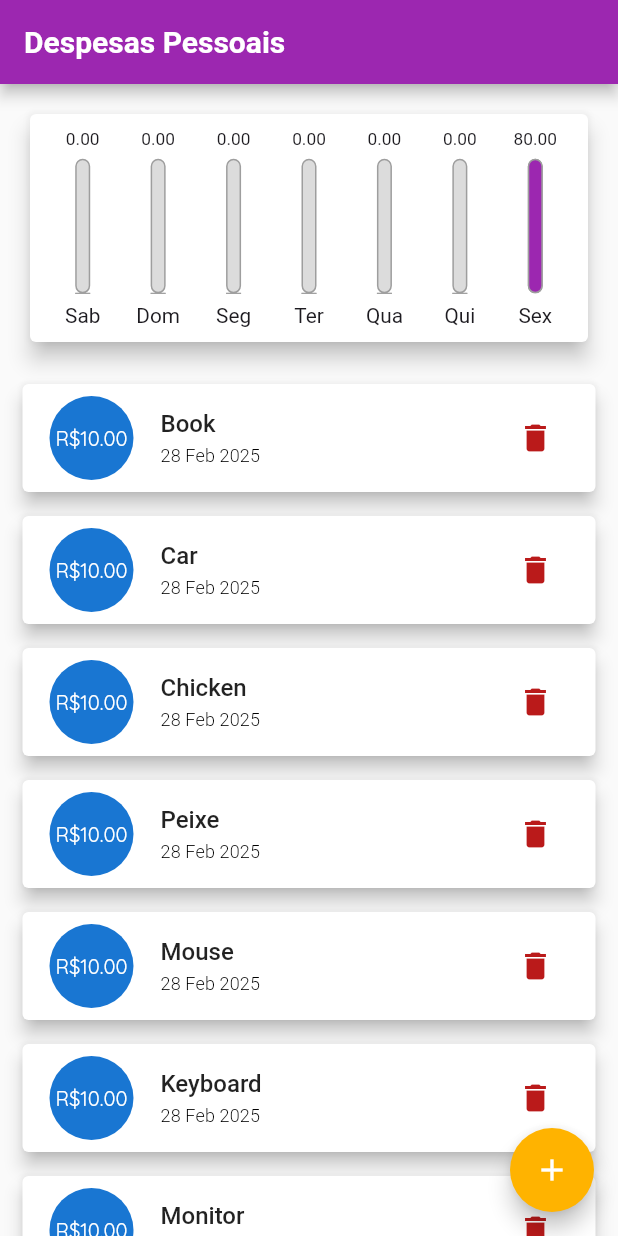
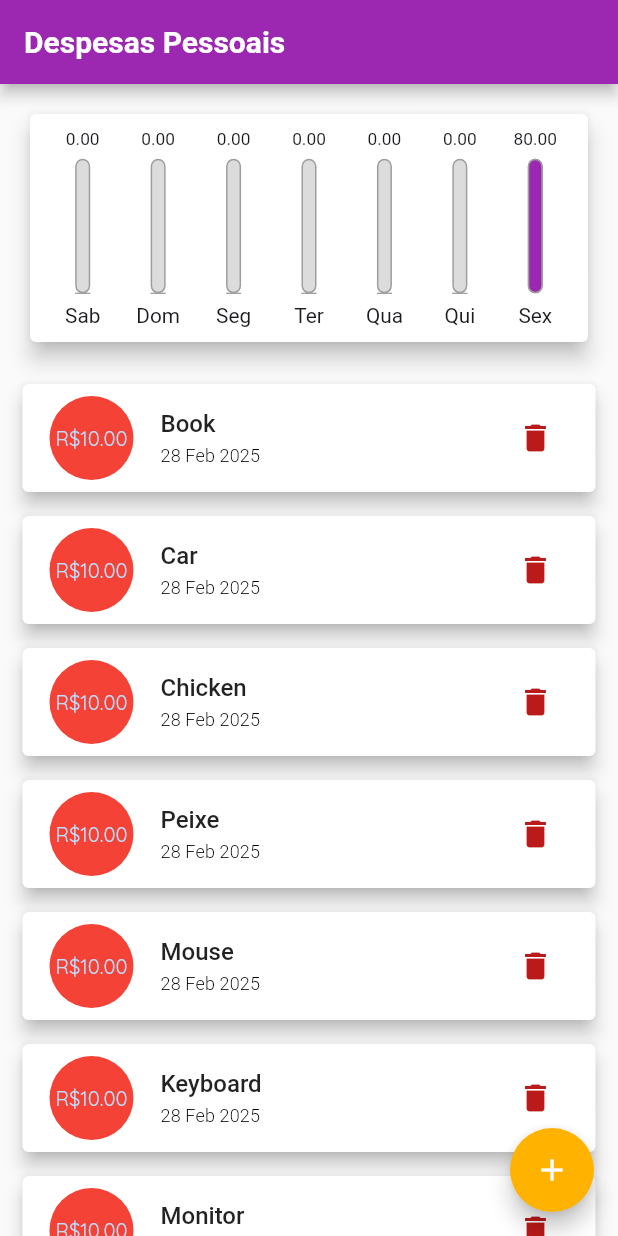
Before and after one commit to gabznavas/dart-flutter-apps, a Flutter app: the screen it shows after launch, on a phone screen of 412 x 824 dp. Run offline on Flutter 3.47's test engine with Material 3 defaults, Android fonts, the phone set to English and light mode, and no system bars.

Commit message:
unique widget with a key

```diff
--- a/expenses_flutter/lib/components/transaction_item.dart
+++ b/expenses_flutter/lib/components/transaction_item.dart
@@ -1,14 +1,39 @@
+import 'dart:math';
+
 import 'package:expenses_flutter/models/transaction.dart';
 import 'package:flutter/material.dart';
 import 'package:intl/intl.dart';
 
 
-class TransactionItem extends StatelessWidget {
+class TransactionItem extends StatefulWidget {
 
   final Transaction transaction;
   final Function (String transactionId) onRemove;
 
   const TransactionItem(this.transaction, this.onRemove, {super.key});
+
+  @override
+  State<TransactionItem> createState() => _TransactionItemState();
+}
+
+class _TransactionItemState extends State<TransactionItem> {
+
+  static final colors =[
+    Colors.red,
+    Colors.purple,
+    Colors.orange,
+    Colors.blue,
+    Colors.black,
+  ];
+
+  Color _backgroundColor = colors[0];
+
+  @override
+  void initState() {
+    super.initState();
+    int i = Random().nextInt(colors.length);
+    _backgroundColor = colors[i];
+  }
 
   @override
   Widget build(BuildContext context) {
@@ -22,23 +47,24 @@ class TransactionItem extends StatelessWidget {
       elevation: 5,
       child: ListTile(
         leading: CircleAvatar(
+          backgroundColor: _backgroundColor,
           radius: 30,
           child: Padding(
             padding: const EdgeInsets.all(6.0),
             child: FittedBox(
-              child: Text('R\$${transaction.value.toStringAsFixed(2)}'),
+              child: Text('R\$${widget.transaction.value.toStringAsFixed(2)}'),
             ),
           ),
         ),
-        title: Text(transaction.title, style: theme.textTheme.titleMedium),
+        title: Text(widget.transaction.title, style: theme.textTheme.titleMedium),
         subtitle: Text(
-          DateFormat(dateBrazilFormat).format(transaction.date),
+          DateFormat(dateBrazilFormat).format(widget.transaction.date),
           style: theme.textTheme.titleSmall,
         ),
         trailing:
         mediaQuery.size.width > 450
             ? TextButton(
-          onPressed: () => onRemove(transaction.id),
+          onPressed: () => widget.onRemove(widget.transaction.id),
           child: Column(
             children: [
               Flexible(
@@ -52,7 +78,7 @@ class TransactionItem extends StatelessWidget {
           ),
         )
             : IconButton(
-          onPressed: () => onRemove(transaction.id),
+          onPressed: () => widget.onRemove(widget.transaction.id),
           icon: Icon(Icons.delete, color: theme.colorScheme.error),
         ),
       ),
--- a/expenses_flutter/lib/components/transaction_list.dart
+++ b/expenses_flutter/lib/components/transaction_list.dart
@@ -1,7 +1,6 @@
 import 'package:expenses_flutter/components/transaction_item.dart';
 import 'package:expenses_flutter/models/transaction.dart';
 import 'package:flutter/material.dart';
-import 'package:intl/intl.dart';
 
 class TransactionList extends StatelessWidget {
   final List<Transaction> transactions;
@@ -15,7 +14,8 @@ class TransactionList extends StatelessWidget {
     print('build() TransactionList');
     return transactions.isEmpty
         ? _renderEmptyList(context)
-        : _renderList(context);
+        // : _renderList(context);
+    : _renderList(context);
   }
 
   LayoutBuilder _renderEmptyList(BuildContext context) {
@@ -53,7 +53,7 @@ class TransactionList extends StatelessWidget {
       itemCount: transactions.length,
       itemBuilder: (ctx, index) {
         final transaction = transactions[index];
-        return TransactionItem(transaction, onRemove);
+        return TransactionItem(  key: GlobalObjectKey(transaction), transaction, onRemove);
       },
     );
   }
```
